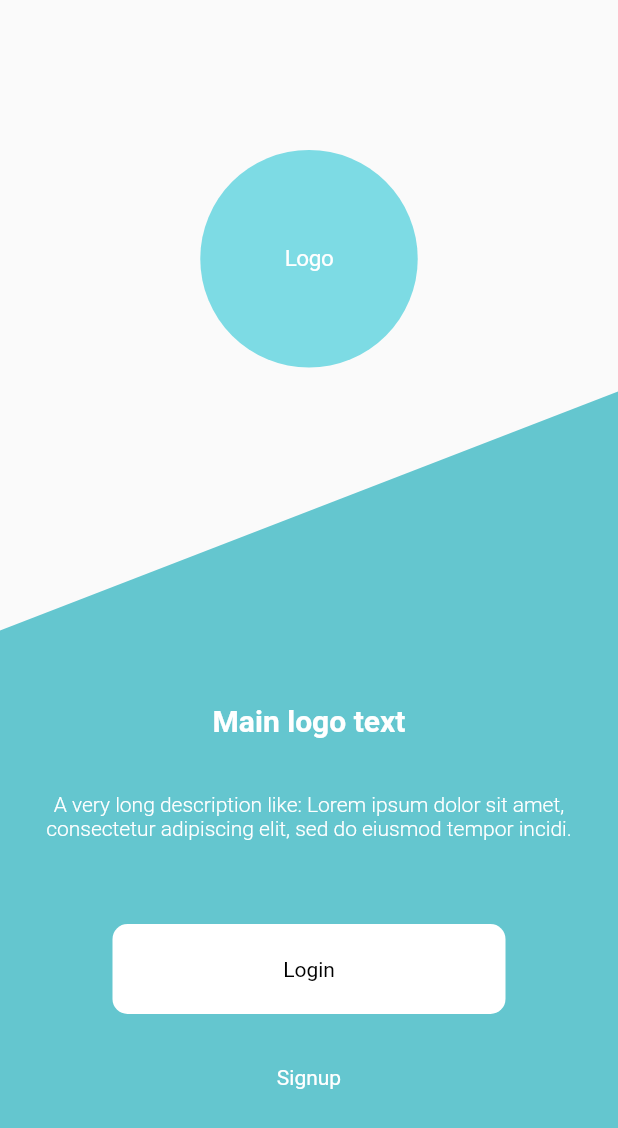
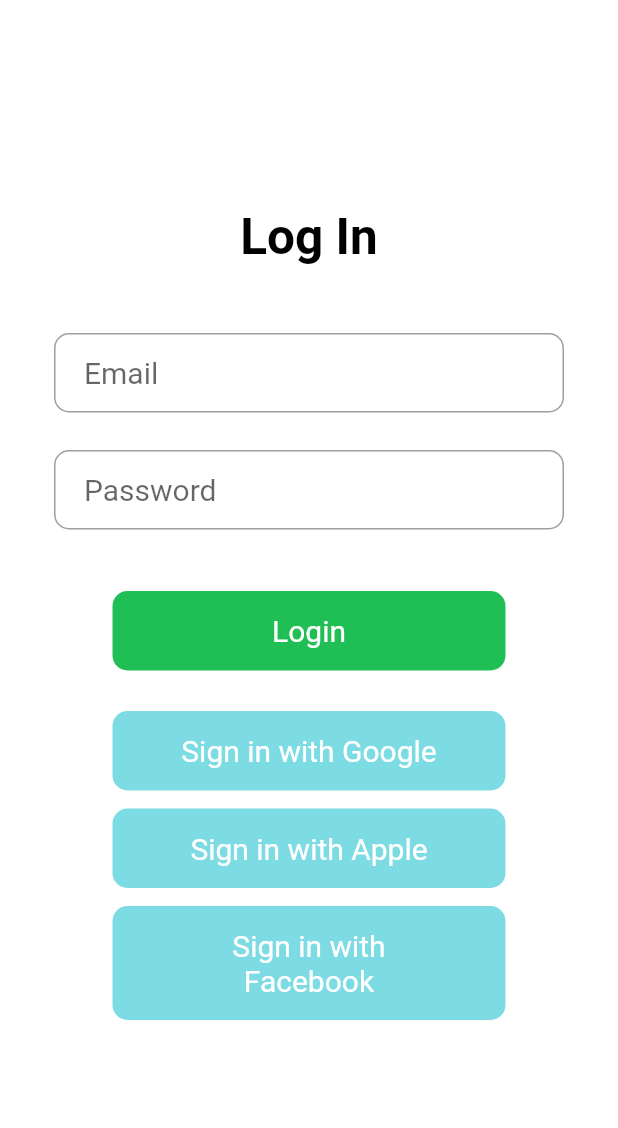
Before and after one commit to MysteriousAcadia/serve_it_app, a Flutter app: the screen it shows after launch, after a tap on "Signup", on a phone screen of 412 x 824 dp. Shown: the top 1128 px of the screen. Run offline on Flutter 3.47's test engine with Material 2 defaults, Android fonts, the phone set to English and light mode, and no system bars; our stand-ins replace firebase_auth, flutter_svg, get_it, google_sign_in, shared_preferences; missing offline and left inert: fancy_on_boarding, flutter_facebook_login; accounts and stored records are empty; Roboto replaces fonts that are missing (Montserrat); statements that could not run were skipped.

Commit message:
Implement Google and Facebook Auth  Changes to be committed: 	modified:   android/app/build.gradle 	modified:   android/app/src/main/AndroidManifest.xml

```diff
--- a/lib/components/button.dart
+++ b/lib/components/button.dart
@@ -4,39 +4,38 @@ import 'package:serveit/constants.dart';
 
 class Button extends StatelessWidget {
   String text;
-  Color buttonColor, textColor;
+  Color buttonColor;
+  TextStyle textStyle;
   Function onPressButton;
-  void onPress()
-  {
+
+  void onPress() {
     onPressButton();
   }
 
-  Button(this.text, this.buttonColor, this.textColor, this.onPressButton);
+  Button(this.text, this.buttonColor, this.textStyle, this.onPressButton);
 
   @override
   Widget build(BuildContext context) {
-    return InkWell(
-      splashColor: Constants.primaryColor,
-        onTap: onPress,
-        child: Container(
-          margin: EdgeInsets.all(6.0),
-          width: 262.0,
-          height: 60.0,
-        padding: EdgeInsets.symmetric(vertical:20.0,horizontal:40.0),
-          decoration: BoxDecoration(
+    return Container(
+        margin: EdgeInsets.all(6.0),
+        child: Material(
+            color: buttonColor,
             borderRadius: Constants.buttonBorderRadius,
-            color: buttonColor,
-          ),
-          child: Center(child:Text(
-            text,
-            textAlign: TextAlign.center,
-            style: TextStyle(
-              fontFamily: 'Montserrat',
-              fontSize: 14,
-              color: textColor,
-//              fontWeight: FontWeight.w300,
-            )),
-          ),
-        ));
+            child: InkWell(
+                borderRadius: Constants.buttonBorderRadius,
+                splashColor: Constants.primaryColor,
+                onTap: onPress,
+                child: Container(
+                  width: 262.0,
+                  padding:
+                      EdgeInsets.symmetric(vertical: 15.0, horizontal: 40.0),
+                  child: Center(
+                    child: Text(text,
+                        textAlign: TextAlign.center, style: textStyle),
+                  ),
+                )
+            )
+        )
+    );
   }
 }
--- a/lib/constants.dart
+++ b/lib/constants.dart
@@ -4,6 +4,7 @@ class Constants{
   static Color primaryColor=const Color(0xff7ddbe4);
   static Color accentColor = const Color(0xff7ddbe4);
   static Color white = const Color(0xffffffff);
+  static Color green = const Color(0xff20bf55);
   static Color primaryText = const Color(0xff000000);
   static Color accentText = const Color(0xffffffff);
   static Color transparent = const Color(0x00000000);
@@ -14,9 +15,11 @@ static BorderRadius buttonBorderRadius =  BorderRadius.circular(10.0);
 // DEFINE TEXTSTYLE
 static TextStyle buttonTextStyle = TextStyle(
   fontFamily: 'Montserrat',
-  fontSize: 14,
-  color: const Color(0xffffffff),
+  fontSize: 20,
+  color: primaryText,
 //  fontWeight: FontWeight.w300,
 );
+  TextStyle style = TextStyle(fontFamily: 'Montserrat', fontSize: 20.0);
+
 
 }
--- a/lib/main.dart
+++ b/lib/main.dart
@@ -18,7 +18,7 @@ class MyApp extends StatelessWidget {
       theme: ThemeData(
         primarySwatch: Colors.blue,
       ),
-      home: XDLoginSignUp(),
+      home: IntroPage(),
     );
   }
 }
--- a/lib/pages/XDColors.dart
+++ /dev/null
@@ -1,3 +0,0 @@
-import 'package:flutter/material.dart';
-
-class XDColors {}
--- a/lib/pages/intro_page.dart
+++ b/lib/pages/intro_page.dart
@@ -3,10 +3,11 @@ import 'package:flutter_svg/flutter_svg.dart';
 import 'package:serveit/components/button.dart';
 import 'package:serveit/constants.dart';
 import 'package:serveit/pages/XDLoginSelected.dart';
-import './XDBarsAppleiOSUIBarsStatusBariPhoneXSOnLight.dart';
+import 'package:serveit/pages/onboarding_page.dart';
+import 'package:serveit/pages/signin_page.dart';
 
-class XDLoginSignUp extends StatelessWidget {
-  XDLoginSignUp({
+class IntroPage extends StatelessWidget {
+  IntroPage({
     Key key,
   }) : super(key: key);
 
@@ -72,36 +73,33 @@ class XDLoginSignUp extends StatelessWidget {
                           width: 164.0,
                           child: Text(
                             'Main logo text',
-                            style: TextStyle(
-                              fontFamily: 'Montserrat',
-                              fontSize: 20,
-                              color: const Color(0xffffffff),
-                              fontWeight: FontWeight.w600,
-                            ),
+                            style:Constants.buttonTextStyle.copyWith(
+                                fontWeight: FontWeight.bold,
+                            color: Constants.white,
+                            fontSize: 24),
                             textAlign: TextAlign.center,
                           ),
                         ),
                         Container(
-                          margin: EdgeInsets.fromLTRB(10,6.0,10,50),
+                          margin: EdgeInsets.fromLTRB(15,6.0,15,50),
                           child:
                         Text(
                           'A very long description like: Lorem ipsum dolor sit amet, consectetur adipiscing elit, sed do eiusmod tempor incidi.',
-                          style: TextStyle(
-                            fontFamily: 'Montserrat',
-                            fontSize: 14,
-                            color: const Color(0xffffffff),
+                          style: Constants.buttonTextStyle.copyWith(
+                            fontSize: 16,
+                            color: Constants.white,
                             fontWeight: FontWeight.w300,
                           ),
                           textAlign: TextAlign.center,
                         )),
 
                           Button("Login", Constants.white,
-                              Constants.primaryText, ()=> {
+                              Constants.buttonTextStyle, ()=> {
                             goToLogin(context)
                           })
                         ,
-                        Button("Signup", Constants.transparent, Constants.white,
-                            goToLogin),
+                        Button("Signup", Constants.transparent, Constants.buttonTextStyle.copyWith(color:Constants.white),
+                                ()=>Navigator.push(context, MaterialPageRoute(builder: (context)=>MyHomePage()))),
                       ],
                     ))),
 
--- /dev/null
+++ b/lib/pages/signin_page.dart
@@ -0,0 +1,116 @@
+import 'package:flutter/cupertino.dart';
+import 'package:flutter/material.dart';
+import 'package:serveit/components/button.dart';
+import 'package:serveit/constants.dart';
+import 'package:serveit/sign_in.dart';
+
+import 'XDLoginSelected.dart';
+
+class MyHomePage extends StatefulWidget {
+  MyHomePage({Key key, this.title}) : super(key: key);
+
+  // This widget is the home page of your application. It is stateful, meaning
+  // that it has a State object (defined below) that contains fields that affect
+  // how it looks.
+  // This class is the configuration for the state. It holds the values (in this
+  // case the title) provided by the parent (in this case the App widget) and
+  // used by the build method of the State. Fields in a Widget subclass are
+  // always marked "final".
+  final String title;
+
+  @override
+  _MyHomePageState createState() => _MyHomePageState();
+}
+
+class _MyHomePageState extends State<MyHomePage> {
+  TextStyle style = TextStyle(fontFamily: 'Montserrat', fontSize: 20.0);
+
+  @override
+  Widget build(BuildContext context) {
+    final emailField = TextField(
+      obscureText: false,
+      style: Constants.buttonTextStyle,
+      decoration: InputDecoration(
+          contentPadding: EdgeInsets.fromLTRB(20.0, 15.0, 20.0, 15.0),
+          hintText: "Email",
+          border:
+              OutlineInputBorder(borderRadius: Constants.buttonBorderRadius)),
+    );
+    final passwordField = TextField(
+      obscureText: true,
+      style: Constants.buttonTextStyle,
+      decoration: InputDecoration(
+          contentPadding: EdgeInsets.fromLTRB(20.0, 15.0, 20.0, 15.0),
+          hintText: "Password",
+          border:
+              OutlineInputBorder(borderRadius: Constants.buttonBorderRadius)),
+    );
+    final loginButon = Material(
+      elevation: 5.0,
+      borderRadius: BorderRadius.circular(10.0),
+      color: Color(0xff01A0C7),
+      child: MaterialButton(
+        minWidth: MediaQuery.of(context).size.width,
+        padding: EdgeInsets.fromLTRB(20.0, 15.0, 20.0, 15.0),
+        onPressed: () {
+          Navigator.push(context,
+              MaterialPageRoute(builder: (context) => XDLoginSelected()));
+        },
+        child: Text("Login",
+            textAlign: TextAlign.center,
+            style: Constants.buttonTextStyle.copyWith(
+                color: Colors.white, )),
+      ),
+    );
+
+    return Scaffold(
+      body: Center(
+        child: Container(
+          color: Colors.white,
+          child: Padding(
+            padding: const EdgeInsets.all(36.0),
+            child: Column(
+              crossAxisAlignment: CrossAxisAlignment.center,
+              mainAxisAlignment: MainAxisAlignment.center,
+              children: <Widget>[
+                Text("Log In",
+                style: Constants.buttonTextStyle.copyWith(fontWeight: FontWeight.bold,fontSize: 33),),
+                SizedBox(height: 45.0),
+                emailField,
+                SizedBox(height: 25.0),
+                passwordField,
+                SizedBox(
+                  height: 35.0,
+                ),
+                Button(
+                  "Login",
+                  Constants.green,
+                  Constants.buttonTextStyle.copyWith(color: Constants.white),
+                    ()=>{}
+                ),
+                SizedBox(
+                  height: 15.0,
+                ),
+                Button(
+                    "Sign in with Google",
+                    Constants.primaryColor,
+                    Constants.buttonTextStyle.copyWith(color: Constants.white),
+                    () => {signInWithGoogle().then((value) => print(value)).catchError((onError)=>print(onError))}),
+                Button(
+                    "Sign in with Apple",
+                    Constants.primaryColor,
+                    Constants.buttonTextStyle.copyWith(color: Constants.white),
+                    () => {}),
+                Button(
+                    "Sign in with Facebook",
+                    Constants.primaryColor,
+                    Constants.buttonTextStyle.copyWith(color: Constants.white),
+                    () => {signInWithFacebook().then((value) => print(value)).catchError((onError)=>print(onError))}),
+              ],
+            ),
+          ),
+        ),
+      ),
+    );
+  }
+}
--- a/pubspec.yaml
+++ b/pubspec.yaml
@@ -30,10 +30,14 @@ dependencies:
   cupertino_icons: ^0.1.3
   firebase_auth: ^0.15.2
   google_sign_in: ^4.0.4
+  apple_sign_in: ^0.1.0
+  flutter_facebook_login: ^2.0.0
+  device_info: ^0.4.1+4
   firebase_analytics: ^5.0.15
   shared_preferences: ^0.5.7+3
   get_it: ^1.0.3
   flutter_svg: ^0.17.1
+  fancy_on_boarding: ^1.6.0
 
 
 dev_dependencies:
@@ -53,6 +57,7 @@ flutter:
 
   assets:
     - assets/google_logo.jpg
+    - assets/temp_image.jpg
 
   # To add assets to your application, add an assets section, like this:
   # assets:
```
Also changed, not shown: lib/pages/XDLoginSelected.dart (+10 -1 lines), lib/pages/onboarding_page.dart (added, +77 -0 lines), lib/sign_in.dart (+38 -4 lines), assets/temp_image.jpg (added), lib/pages/onboarding.dart (deleted), pubspec.lock, 4 other files.
